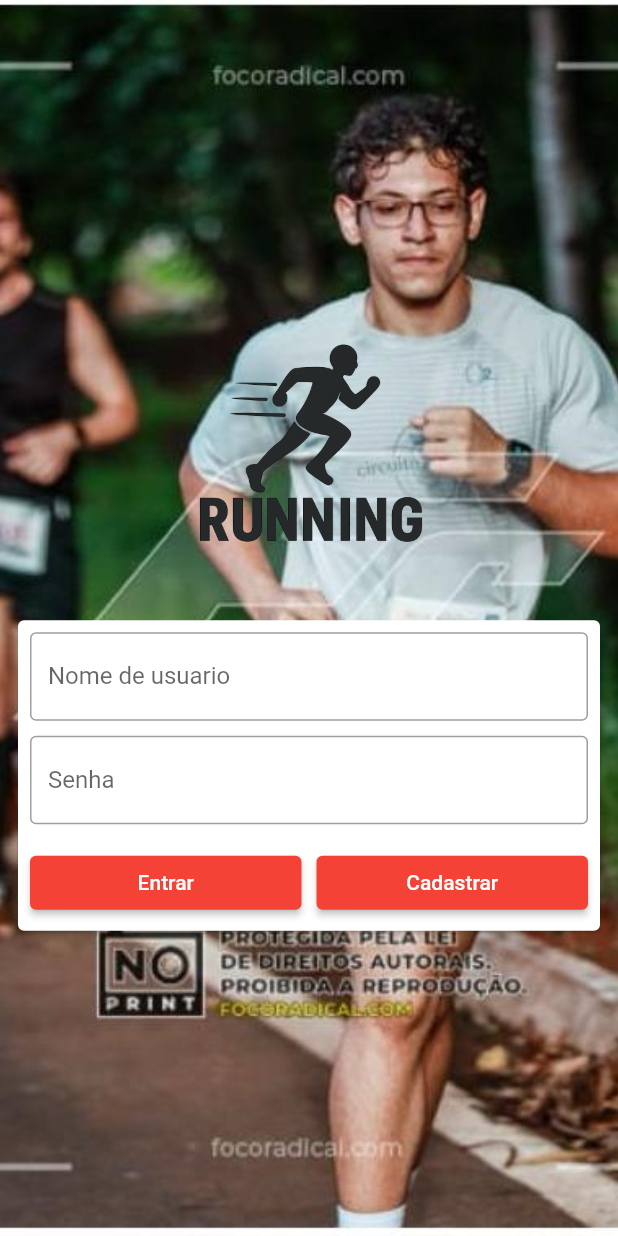
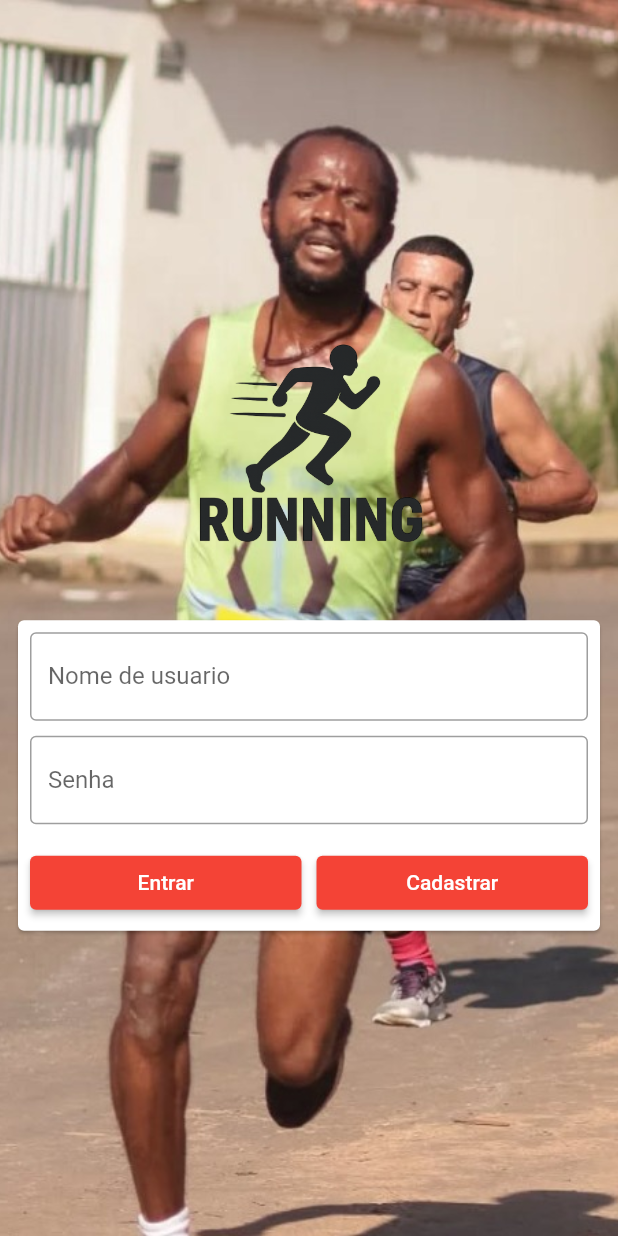
Before and after one commit to arthurfas123/Aplicativo-de-corrida, a Flutter app: the screen it shows after launch, on a phone screen of 412 x 824 dp. Run offline on Flutter 3.47's test engine with Material 3 defaults, Android fonts, the light colour scheme and no system bars; missing offline and left inert: dart:ffi.

Commit message:
troquei o fundo da tela de login

```diff
--- a/lib/Login_page.dart
+++ b/lib/Login_page.dart
@@ -131,7 +131,7 @@ class _LoginPageState extends State<LoginPage> {
           children: [
             SizedBox(
               height: MediaQuery.of(context).size.height,
-              child: Image.asset('assets/images/alysson.jpeg', fit: BoxFit.cover),
+              child: Image.asset('assets/images/jaba.jpeg', fit: BoxFit.cover),
             ),
             _body()
           ],
--- a/pubspec.yaml
+++ b/pubspec.yaml
@@ -63,6 +63,7 @@ flutter:
     - assets/images/logo.png
     - assets/images/plano_de_fundo_login.png
     - assets/images/alysson.jpeg
+    - assets/images/jaba.jpeg
 
   # An image asset can refer to one or more resolution-specific "variants", see
   # https://flutter.dev/to/resolution-aware-images
```
Also changed, not shown: assets/images/cachoeira.png (added), assets/images/jaba.jpeg (added).
